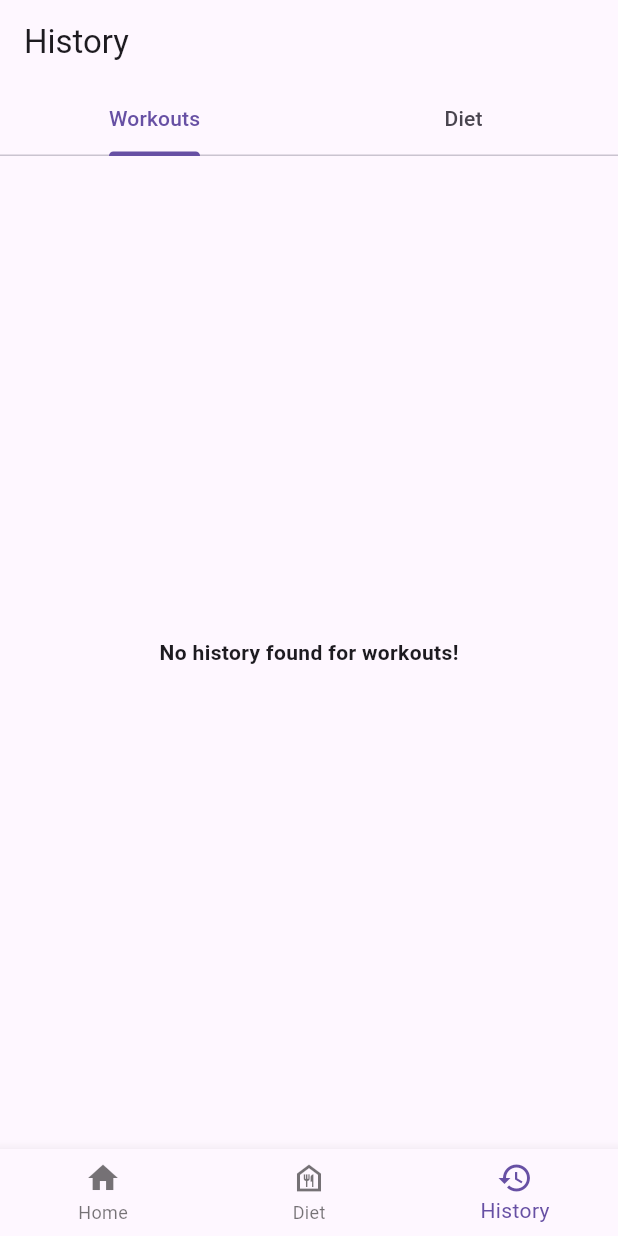
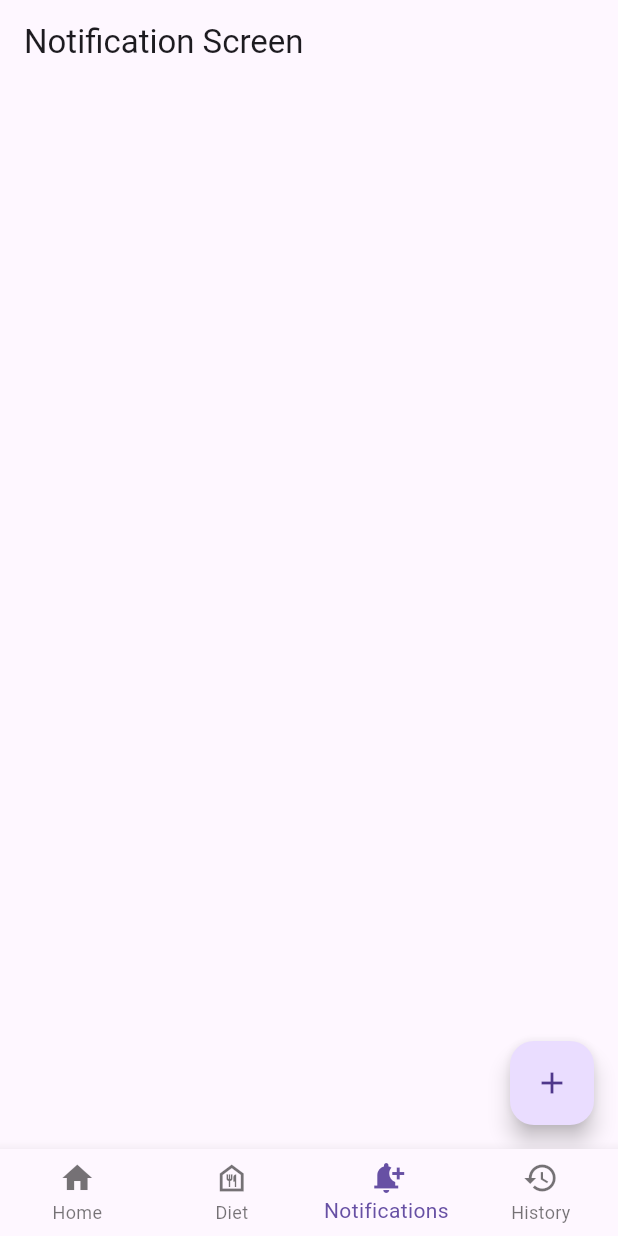
Before and after one commit to Ritesh-Kumar-Rai/gym_app_for_internship_task, a Flutter app: the screen it shows after launch, item 3 of the bottom bar chosen, on a phone screen of 412 x 824 dp. Run offline on Flutter 3.47's test engine with Material 3 defaults, Android fonts, the phone set to English and light mode, and no system bars; our stand-ins replace flutter_local_notifications, google_fonts, shared_preferences, sqflite; accounts and stored records are empty; network calls fail.

Commit message:
testing the notification system

```diff
--- a/lib/fitness_app_version2/screens/fitness_main_screen.dart
+++ b/lib/fitness_app_version2/screens/fitness_main_screen.dart
@@ -1,7 +1,7 @@
 import 'package:bilixis_gym_app/fitness_app_version2/screens/diet_screen.dart';
 import 'package:bilixis_gym_app/fitness_app_version2/screens/home_screen2.dart';
 import 'package:flutter/material.dart';
-// import 'package:learning_flutter/fitness/screens/notification_screen.dart';
+import "package:bilixis_gym_app/fitness_app_version2/screens/notification_screen.dart";
 // import 'home_screen.dart';
 import 'history_screen.dart';
 
@@ -17,7 +17,7 @@ class _FitnessAppState extends State<FitnessApp> {
     // HomeScreen(),
     FitnessHomePage(),
     FoodHomePage(),
-    // NotificationScreen(),
+    NotificationScreen(),
     HistoryScreen(),
   ];
 
@@ -38,10 +38,10 @@ class _FitnessAppState extends State<FitnessApp> {
               icon: Icon(Icons.food_bank_outlined),
               label: "Diet",
             ),
-            // BottomNavigationBarItem(
-            //   icon: Icon(Icons.notification_add),
-            //   label: "Notifications",
-            // ),
+            BottomNavigationBarItem(
+              icon: Icon(Icons.notification_add),
+              label: "Notifications",
+            ),
             BottomNavigationBarItem(
               icon: Icon(Icons.history),
               label: "History",
--- a/pubspec.yaml
+++ b/pubspec.yaml
@@ -38,6 +38,7 @@ dependencies:
   # Use with the CupertinoIcons class for iOS style icons.
   cupertino_icons: ^1.0.8
   sqflite: ^2.4.2
+  flutter_local_notifications: ^21.0.0
 
 dev_dependencies:
   flutter_test:
```
Also changed, not shown: lib/fitness_app_version2/screens/notification_screen.dart (+24 -14 lines), pubspec.lock, 1 other file.
